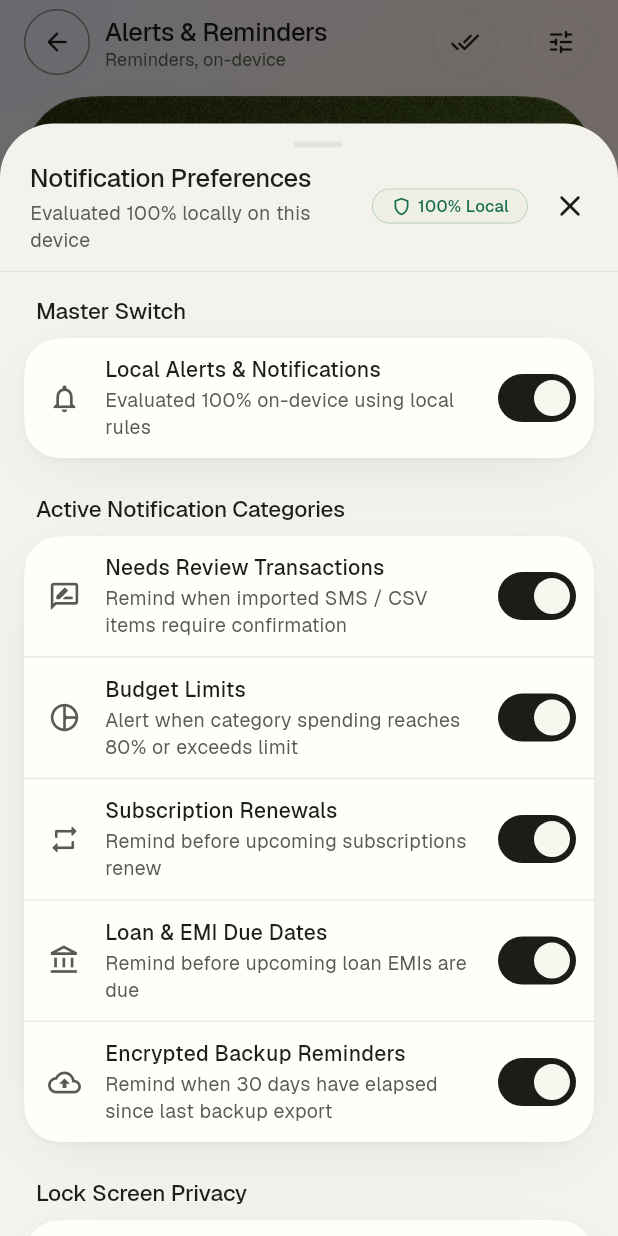
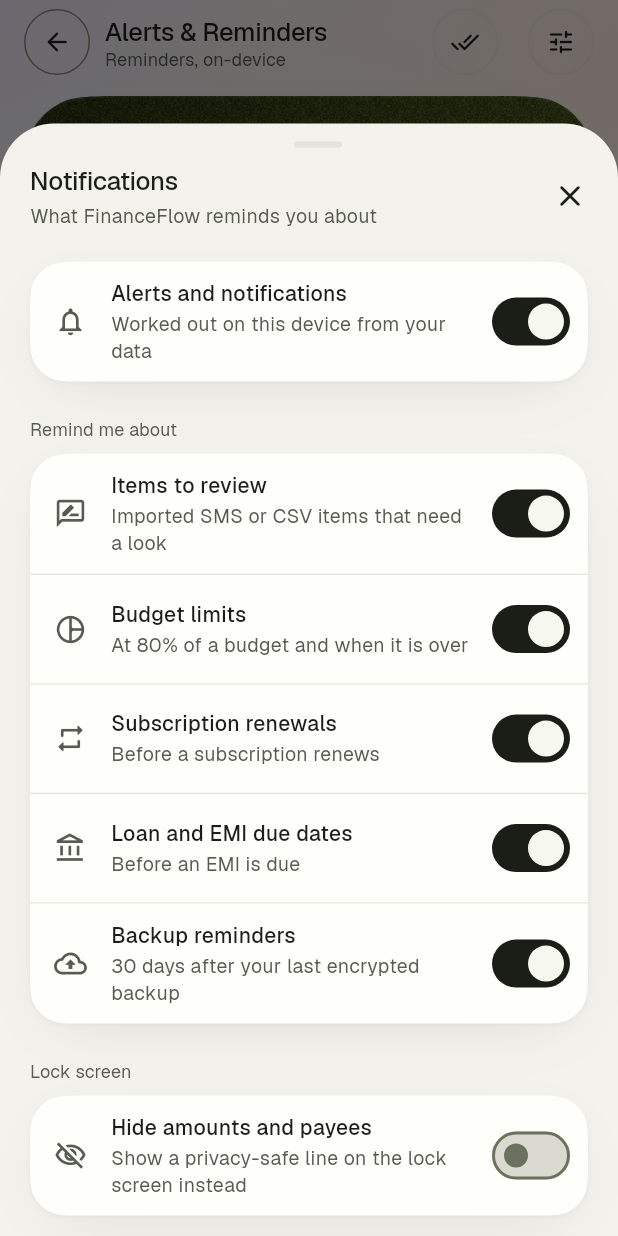
Before and after one commit to Shibilimohdtp/financeflow, a Flutter app: the AlertsInboxScreen screen opened directly, after a tap on the "tune" icon, on a phone screen of 412 x 824 dp. Run offline on Flutter 3.47's test engine with Material 3 defaults, Android fonts, the phone set to English and light mode, and no system bars; our stand-ins replace file_picker, flutter_local_notifications, flutter_riverpod, flutter_secure_storage, flutter_timezone, isar and 3 more; accounts and stored records are empty; generated files the repository leaves out were written again; project files that could hold a hidden picture were left out.

Commit message:
feat(ui): DS-B20f notifications sheet as a settings sheet
Archetype D: toggles apply at once and there is no footer. Title
"Notifications" with a one-line purpose; the 100% Local badge and the
header divider are gone (the skeleton hairline follows scrolling). The
permission prompt is an FfBanner with one action; groups and rows are in
sentence case with shorter subtitles; the italic caption and the bold
trust card become plain secondary text and a consequence line.

FfNotificationPreviewBubble: the app-name line flexes, fixing a 416 px
overflow at 2x text on a 360 dp screen.

Co-Authored-By: Claude Opus 5.5 <noreply@anthropic.com>

```diff
--- a/lib/features/alerts/alert_settings_sheet.dart
+++ b/lib/features/alerts/alert_settings_sheet.dart
@@ -4,14 +4,11 @@ import 'package:flutter_riverpod/flutter_riverpod.dart';
 import '../../models/app_settings.dart';
 import '../../services/notifications/local_notification_service.dart';
 import '../../services/notifications/notification_coordinator.dart';
-import '../../shared/widgets/ff_button.dart';
-import '../../shared/widgets/ff_card.dart';
-import '../../shared/widgets/ff_divider.dart';
 import '../../shared/widgets/ff_grouped_container.dart';
 import '../../shared/widgets/ff_notification_preview_bubble.dart';
-import '../../shared/widgets/ff_privacy_badge.dart';
 import '../../shared/widgets/ff_row.dart';
-import '../../shared/widgets/ff_section_header.dart';
+import '../../shared/widgets/ff_banner.dart';
+import '../../shared/widgets/ff_consequence_line.dart';
 import '../../shared/widgets/ff_sheet.dart';
 import '../../shared/widgets/ff_sheet_header.dart';
 import '../../shared/widgets/ff_toast.dart';
@@ -56,111 +53,64 @@ class _AlertSettingsSheetState extends ConsumerState<AlertSettingsSheet> {
 
     final isPermissionGranted = permissionAsync.value?.isGranted ?? false;
 
+    final alertsOn =
+        settings.isAlertsEnabled && settings.isLocalNotificationsEnabled;
+
+    Future<void> requestPermission() async {
+      setState(() => _isRequestingPermission = true);
+      try {
+        final status =
+            await notificationService.requestNotificationPermission();
+        ref.invalidate(notificationPermissionStatusProvider);
+        if (status == NotificationPermissionStatus.permanentlyDenied &&
+            context.mounted) {
+          await notificationService.openSystemNotificationSettings();
+        }
+      } finally {
+        if (mounted) setState(() => _isRequestingPermission = false);
+      }
+    }
+
     return FfSheet(
+      crossAxisAlignment: CrossAxisAlignment.stretch,
       children: [
         const FfSheetHeader(
-          title: 'Notification Preferences',
-          subtitle: 'Evaluated 100% locally on this device',
-          trailing: FfPrivacyBadge(label: '100% Local'),
+          title: 'Notifications',
+          subtitle: 'What FinanceFlow reminds you about',
         ),
-        const FfDivider(),
         Flexible(
           child: ListView(
-            padding: const EdgeInsets.symmetric(
-              horizontal: FfSpace.pageMargin,
-              vertical: FfSpace.md,
-            ),
+            shrinkWrap: true,
+            padding: FfSheetBody.standardPadding,
             children: [
-              // ── 1. System Permission Banner ──────────────────────────────
-              if (!isPermissionGranted && !kIsWeb) ...[
-                FfCard(
-                  variant: FfCardVariant.tinted,
-                  tone: FfTone.warning,
-                  padding: const EdgeInsets.all(FfSpace.md),
-                  child: Column(
-                    crossAxisAlignment: CrossAxisAlignment.start,
+              // ── System permission (archetype D: settings apply at once) ──
+              if (!isPermissionGranted && !kIsWeb)
+                FfSheetGroup(
                   children: [
-                      Row(
-                        children: [
-                          Icon(
-                            Icons.notifications_off_outlined,
-                            color: context.ff.color.statusWarning,
-                            size: 22,
-                          ),
-                          const SizedBox(width: FfSpace.sm),
-                          Expanded(
-                            child: Text(
-                              'System Notifications Disabled',
-                              style: context.ff.text.titleSm.copyWith(
-                                fontWeight: FontWeight.w600,
-                                color: context.ff.color.statusWarning,
-                              ),
-                            ),
+                    FfBanner(
+                      tone: FfBannerTone.warning,
+                      icon: Icons.notifications_off_outlined,
+                      title: 'Notifications are off for FinanceFlow',
+                      message:
+                          'Turn them on in Android so FinanceFlow can remind you about budgets, items to review and EMIs.',
+                      actionLabel:
+                          _isRequestingPermission ? 'Checking…' : 'Turn on',
+                      onAction:
+                          _isRequestingPermission ? null : requestPermission,
                     ),
                   ],
                 ),
-                      const SizedBox(height: FfSpace.xs),
-                      Text(
-                        'Enable Android notification permissions so FinanceFlow can alert you about budget thresholds, pending transaction reviews, and upcoming EMIs.',
-                        style: context.ff.text.bodySm.copyWith(
-                          color: context.ff.color.secondary,
-                          height: 1.4,
-                        ),
-                      ),
-                      const SizedBox(height: FfSpace.md),
-                      FfButton(
-                        label:
-                            _isRequestingPermission
-                                ? 'Checking...'
-                                : 'Enable System Notifications',
-                        size: FfButtonSize.sm,
-                        onPressed:
-                            _isRequestingPermission
-                                ? null
-                                : () async {
-                                  setState(
-                                    () => _isRequestingPermission = true,
-                                  );
-                                  try {
-                                    final status =
-                                        await notificationService
-                                            .requestNotificationPermission();
-                                    ref.invalidate(
-                                      notificationPermissionStatusProvider,
-                                    );
-                                    if (status ==
-                                            NotificationPermissionStatus
-                                                .permanentlyDenied &&
-                                        context.mounted) {
-                                      await notificationService
-                                          .openSystemNotificationSettings();
-                                    }
-                                  } finally {
-                                    if (mounted) {
-                                      setState(
-                                        () => _isRequestingPermission = false,
-                                      );
-                                    }
-                                  }
-                                },
-                      ),
-                    ],
-                  ),
-                ),
-                const SizedBox(height: FfSpace.xl),
-              ],
 
-              // ── 2. Master Switch ─────────────────────────────────────────
-              const FfSectionHeader(title: 'Master Switch'),
+              // ── Master switch ────────────────────────────────────────────
+              FfSheetGroup(
+                children: [
                   FfGroupedContainer(
                     children: [
                       FfRow.toggle(
                         icon: Icons.notifications_outlined,
-                    title: 'Local Alerts & Notifications',
-                    subtitle: 'Evaluated 100% on-device using local rules',
-                    value:
-                        settings.isAlertsEnabled &&
-                        settings.isLocalNotificationsEnabled,
+                        title: 'Alerts and notifications',
+                        subtitle: 'Worked out on this device from your data',
+                        value: alertsOn,
                         onChanged: (val) {
                           controller.updateSettings(
                             settings.copyWith(
@@ -172,20 +122,21 @@ class _AlertSettingsSheetState extends ConsumerState<AlertSettingsSheet> {
                       ),
                     ],
                   ),
+                ],
+              ),
 
-              const SizedBox(height: FfSpace.xl),
-
-              // ── 3. Category Triggers ─────────────────────────────────────
-              if (settings.isAlertsEnabled &&
-                  settings.isLocalNotificationsEnabled) ...[
-                const FfSectionHeader(title: 'Active Notification Categories'),
+              if (alertsOn) ...[
+                // ── Categories ─────────────────────────────────────────────
+                FfSheetGroup(
+                  label: 'Remind me about',
+                  children: [
                     FfGroupedContainer(
                       children: [
                         FfRow.toggle(
                           icon: Icons.rate_review_outlined,
-                      title: 'Needs Review Transactions',
+                          title: 'Items to review',
                           subtitle:
-                          'Remind when imported SMS / CSV items require confirmation',
+                              'Imported SMS or CSV items that need a look',
                           value:
                               settings.isNeedsReviewNotificationsEnabled &&
                               settings.isNeedsReviewAlertsEnabled,
@@ -200,9 +151,8 @@ class _AlertSettingsSheetState extends ConsumerState<AlertSettingsSheet> {
                         ),
                         FfRow.toggle(
                           icon: Icons.pie_chart_outline_rounded,
-                      title: 'Budget Limits',
-                      subtitle:
-                          'Alert when category spending reaches 80% or exceeds limit',
+                          title: 'Budget limits',
+                          subtitle: 'At 80% of a budget and when it is over',
                           value:
                               settings.isBudgetNotificationEnabled &&
                               settings.isBudgetAlertsEnabled,
@@ -217,8 +167,8 @@ class _AlertSettingsSheetState extends ConsumerState<AlertSettingsSheet> {
                         ),
                         FfRow.toggle(
                           icon: Icons.repeat_rounded,
-                      title: 'Subscription Renewals',
-                      subtitle: 'Remind before upcoming subscriptions renew',
+                          title: 'Subscription renewals',
+                          subtitle: 'Before a subscription renews',
                           value:
                               settings.isSubscriptionNotificationEnabled &&
                               settings.isSubscriptionAlertsEnabled,
@@ -233,8 +183,8 @@ class _AlertSettingsSheetState extends ConsumerState<AlertSettingsSheet> {
                         ),
                         FfRow.toggle(
                           icon: Icons.account_balance_outlined,
-                      title: 'Loan & EMI Due Dates',
-                      subtitle: 'Remind before upcoming loan EMIs are due',
+                          title: 'Loan and EMI due dates',
+                          subtitle: 'Before an EMI is due',
                           value:
                               settings.isLoanNotificationEnabled &&
                               settings.isLoanAlertsEnabled,
@@ -249,9 +199,8 @@ class _AlertSettingsSheetState extends ConsumerState<AlertSettingsSheet> {
                         ),
                         FfRow.toggle(
                           icon: Icons.backup_outlined,
-                      title: 'Encrypted Backup Reminders',
-                      subtitle:
-                          'Remind when 30 days have elapsed since last backup export',
+                          title: 'Backup reminders',
+                          subtitle: '30 days after your last encrypted backup',
                           value:
                               settings.isBackupNotificationEnabled &&
                               settings.isBackupReminderEnabled,
@@ -266,17 +215,20 @@ class _AlertSettingsSheetState extends ConsumerState<AlertSettingsSheet> {
                         ),
                       ],
                     ),
-                const SizedBox(height: FfSpace.xl),
+                  ],
+                ),
 
-                // ── 4. Privacy Settings ───────────────────────────────────
-                const FfSectionHeader(title: 'Lock Screen Privacy'),
+                // ── Lock screen ────────────────────────────────────────────
+                FfSheetGroup(
+                  label: 'Lock screen',
+                  children: [
                     FfGroupedContainer(
                       children: [
                         FfRow.toggle(
                           icon: Icons.visibility_off_outlined,
-                      title: 'Hide Financial Details',
+                          title: 'Hide amounts and payees',
                           subtitle:
-                          'Show privacy-safe text instead of merchant and amounts on lock screen',
+                              'Show a privacy-safe line on the lock screen instead',
                           value: settings.hideSensitiveNotificationContent,
                           onChanged: (val) {
                             controller.updateSettings(
@@ -288,75 +240,47 @@ class _AlertSettingsSheetState extends ConsumerState<AlertSettingsSheet> {
                         ),
                       ],
                     ),
-                const SizedBox(height: FfSpace.sm),
                     FfNotificationPreviewBubble(
                       hideSensitive: settings.hideSensitiveNotificationContent,
                     ),
-                const SizedBox(height: FfSpace.xs),
-                Padding(
-                  padding: const EdgeInsets.symmetric(horizontal: FfSpace.xs),
-                  child: Text(
+                    Text(
                       settings.hideSensitiveNotificationContent
                           ? '1 imported transaction is waiting for your review.'
-                        : 'Preview demonstrates lock screen appearance when notifications arrive.',
-                    style: context.ff.text.labelSm.copyWith(
-                      color: context.ff.color.secondary,
-                      fontStyle: FontStyle.italic,
-                    ),
-                  ),
-                ),
-                const SizedBox(height: FfSpace.xl),
-              ],
-
-              // ── 5. Privacy & Battery Guarantee ───────────────────────────
-              FfCard(
-                variant: FfCardVariant.tinted,
-                tone: FfTone.success,
-                padding: const EdgeInsets.all(FfSpace.md),
-                child: Row(
-                  children: [
-                    Icon(
-                      Icons.lock_outline_rounded,
-                      size: 24,
-                      color: context.ff.color.statusSuccess,
-                    ),
-                    const SizedBox(width: FfSpace.md),
-                    Expanded(
-                      child: Column(
-                        crossAxisAlignment: CrossAxisAlignment.start,
-                        children: [
-                          Text(
-                            '100% Local & Battery Friendly',
-                            style: context.ff.text.titleSm.copyWith(
-                              fontWeight: FontWeight.w600,
-                            ),
-                          ),
-                          const SizedBox(height: FfSpace.x3s),
-                          Text(
-                            'All notifications are scheduled locally without background network drain or cloud trackers. The in-app Alerts inbox always stays up to date.',
-                            style: context.ff.text.bodySm.copyWith(
-                              color: context.ff.color.secondary,
+                          : 'How a notification looks on the lock screen.',
+                      style: context.ff.text.label.copyWith(
+                        color: context.ff.color.textSecondary,
                       ),
                     ),
                   ],
                 ),
+              ],
+
+              // ── Trust note ───────────────────────────────────────────────
+              FfSheetGroup(
+                last: !kDebugMode,
+                children: const [
+                  FfConsequenceLine(
+                    text:
+                        'Scheduled on this device, with no network or cloud. The Alerts inbox always stays up to date.',
+                    icon: Icons.lock_outline_rounded,
+                    tone: FfTone.success,
                   ),
                 ],
               ),
-              ),
 
-              const SizedBox(height: FfSpace.xl),
-
-              // ── 6. Developer Tools (Test Notification) ───────────────────
-              if (kDebugMode) ...[
-                const FfSectionHeader(title: 'Diagnostics & Testing'),
+              // ── Developer tools (debug builds only) ──────────────────────
+              if (kDebugMode)
+                FfSheetGroup(
+                  label: 'Diagnostics',
+                  last: true,
+                  children: [
                     FfGroupedContainer(
                       children: [
                         FfRow(
                           icon: Icons.send_rounded,
-                      title: 'Send Test Notification',
+                          title: 'Send a test notification',
                           subtitle:
-                          'Triggers an immediate test notification to verify delivery',
+                              'Checks that notifications reach this phone',
                           onTap: () async {
                             await ref
                                 .read(notificationCoordinatorProvider)
@@ -375,10 +299,8 @@ class _AlertSettingsSheetState extends ConsumerState<AlertSettingsSheet> {
                         ),
                       ],
                     ),
-                const SizedBox(height: FfSpace.xl),
                   ],
-
-              const SizedBox(height: FfSpace.x2l),
+                ),
             ],
           ),
         ),
--- a/lib/shared/widgets/ff_notification_preview_bubble.dart
+++ b/lib/shared/widgets/ff_notification_preview_bubble.dart
@@ -63,19 +63,36 @@ class FfNotificationPreviewBubble extends StatelessWidget {
                   ),
                 ),
                 const SizedBox(width: FfSpace.xs),
-                Text(
+                // Flexible so large text shortens the app name line instead
+                // of overflowing the bubble.
+                Expanded(
+                  child: Row(
+                    children: [
+                      Flexible(
+                        child: Text(
                           'FinanceFlow',
+                          maxLines: 1,
+                          overflow: TextOverflow.ellipsis,
                           style: ff.text.labelSm.copyWith(
-                    fontWeight: FontWeight.w600,
                             color: ff.color.textSecondary,
                           ),
                         ),
+                      ),
                       const SizedBox(width: FfSpace.x3s),
-                Text(
+                      Flexible(
+                        child: Text(
                           '· Just now',
-                  style: ff.text.labelSm.copyWith(color: ff.color.textTertiary),
+                          maxLines: 1,
+                          overflow: TextOverflow.ellipsis,
+                          style: ff.text.labelSm.copyWith(
+                            color: ff.color.textTertiary,
                           ),
-                const Spacer(),
+                        ),
+                      ),
+                    ],
+                  ),
+                ),
+                const SizedBox(width: FfSpace.xs),
                 FfBadge(
                   label: hideSensitive ? 'Masked' : 'Unmasked',
                   tone: hideSensitive ? FfTone.success : FfTone.warning,
```
Also changed, not shown: 3 other files. Lines whose indentation alone changed are shown as unchanged.
